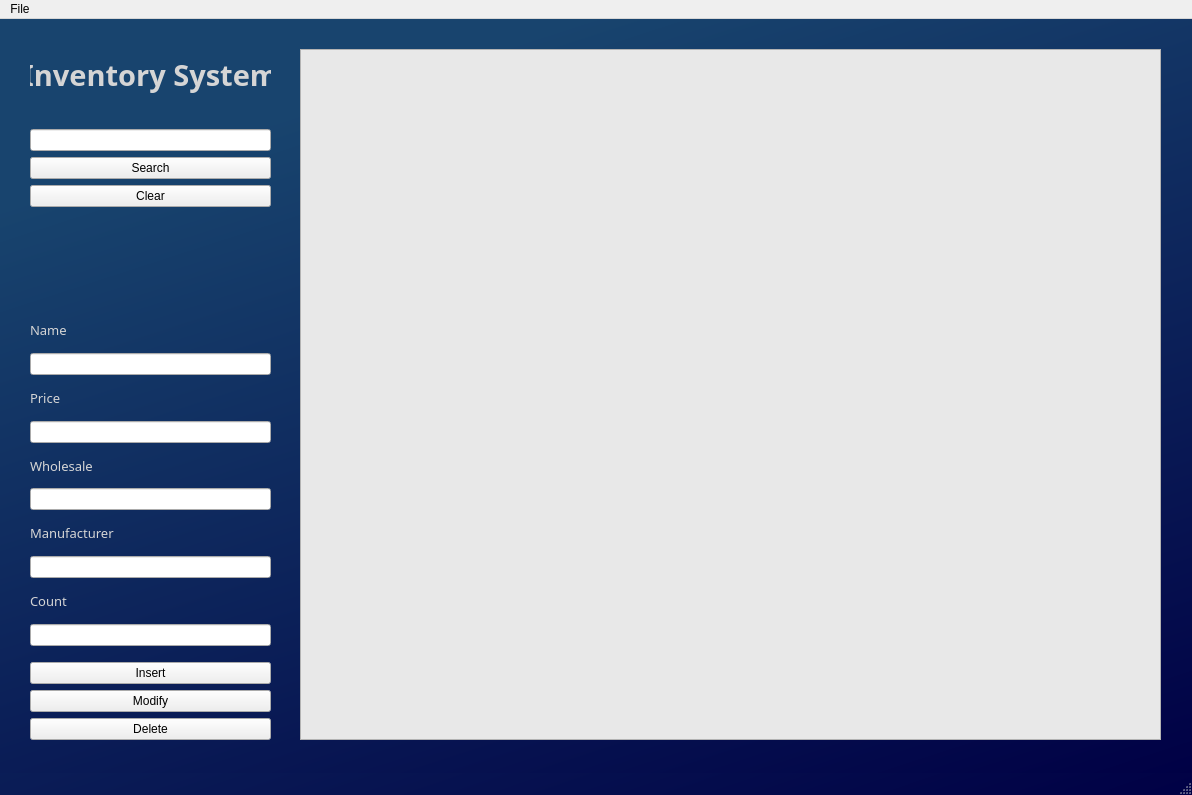
K3nFischer/QtInventory, file InventorySystem/mainwindow.ui: the form before one commit.
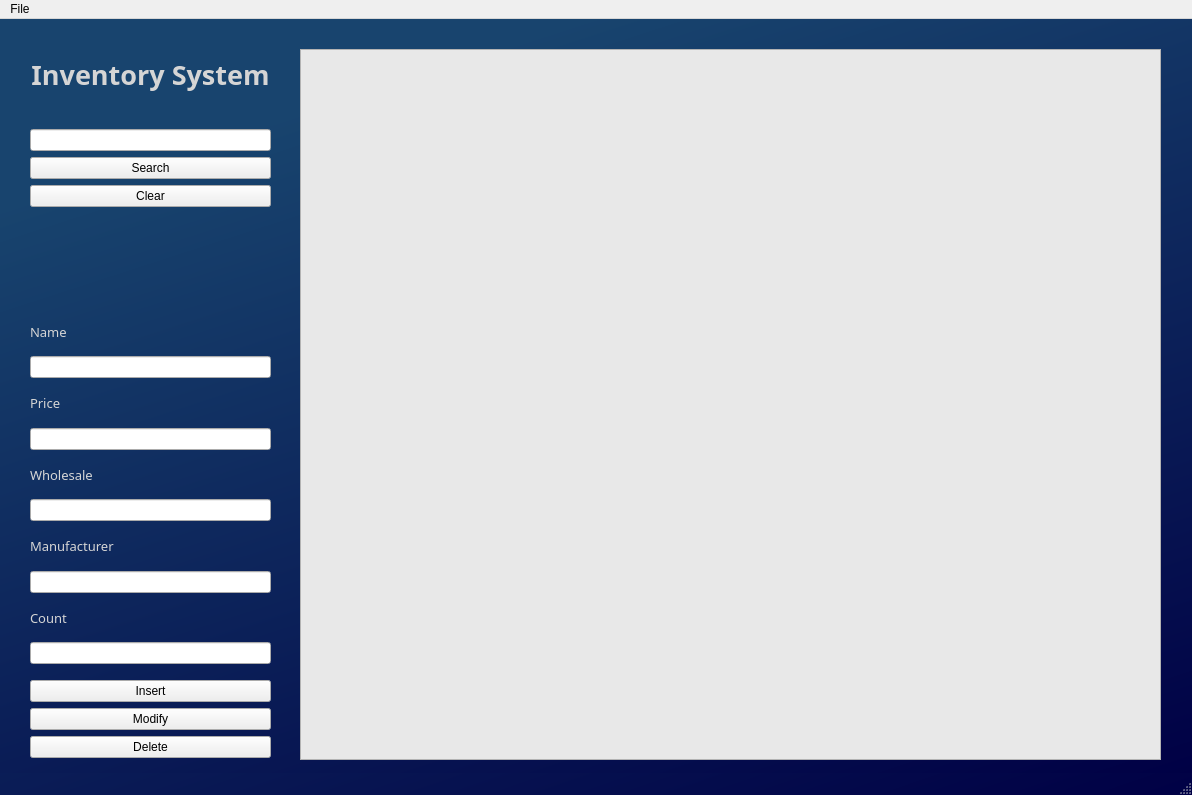
The form after the commit.

Commit message: Cleaned up code Fixed issues w/ new

```diff
--- a/InventorySystem/mainwindow.ui
+++ b/InventorySystem/mainwindow.ui
@@ -36,7 +36,7 @@
       <x>30</x>
       <y>110</y>
       <width>241</width>
-      <height>611</height>
+      <height>629</height>
      </rect>
     </property>
     <layout class="QVBoxLayout" name="verticalLayout">
@@ -233,7 +233,7 @@
       <x>300</x>
       <y>30</y>
       <width>861</width>
-      <height>691</height>
+      <height>711</height>
      </rect>
     </property>
     <property name="styleSheet">
@@ -261,16 +261,16 @@
    <widget class="QLabel" name="label">
     <property name="geometry">
      <rect>
-      <x>30</x>
+      <x>10</x>
       <y>30</y>
-      <width>241</width>
+      <width>281</width>
       <height>51</height>
      </rect>
     </property>
     <property name="font">
      <font>
       <family>Yu Gothic UI Semibold</family>
-      <pointsize>22</pointsize>
+      <pointsize>20</pointsize>
       <weight>75</weight>
       <bold>true</bold>
      </font>
@@ -291,22 +291,6 @@
      <set>Qt::AlignCenter</set>
     </property>
    </widget>
-   <widget class="QLabel" name="statusMessage">
-    <property name="geometry">
-     <rect>
-      <x>30</x>
-      <y>720</y>
-      <width>241</width>
-      <height>20</height>
-     </rect>
-    </property>
-    <property name="styleSheet">
-     <string notr="true">color: rgb(214, 214, 214);</string>
-    </property>
-    <property name="text">
-     <string/>
-    </property>
-   </widget>
   </widget>
   <widget class="QMenuBar" name="menubar">
    <property name="geometry">
```
The commit also changes 2 other files.
